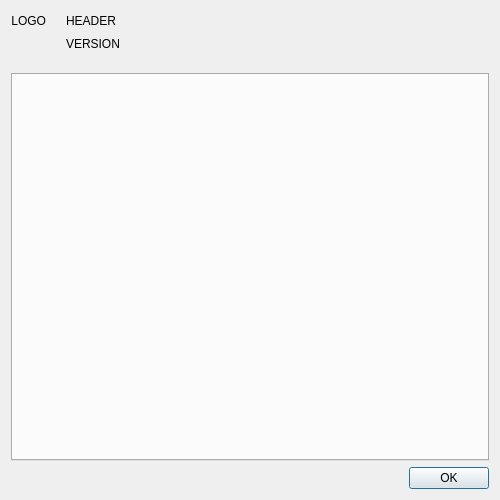
Old version of the form gitfourchette/forms/aboutdialog.ui in the repository weblate/gitfourchette.
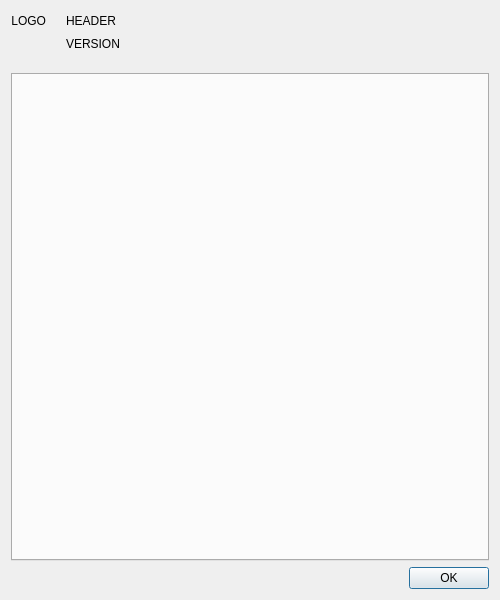
New version of the form.

What changed in the file:
```diff
--- a/gitfourchette/forms/aboutdialog.ui
+++ b/gitfourchette/forms/aboutdialog.ui
@@ -10,7 +10,7 @@
     <x>0</x>
     <y>0</y>
     <width>500</width>
-    <height>500</height>
+    <height>600</height>
    </rect>
   </property>
   <property name="windowTitle">
```
